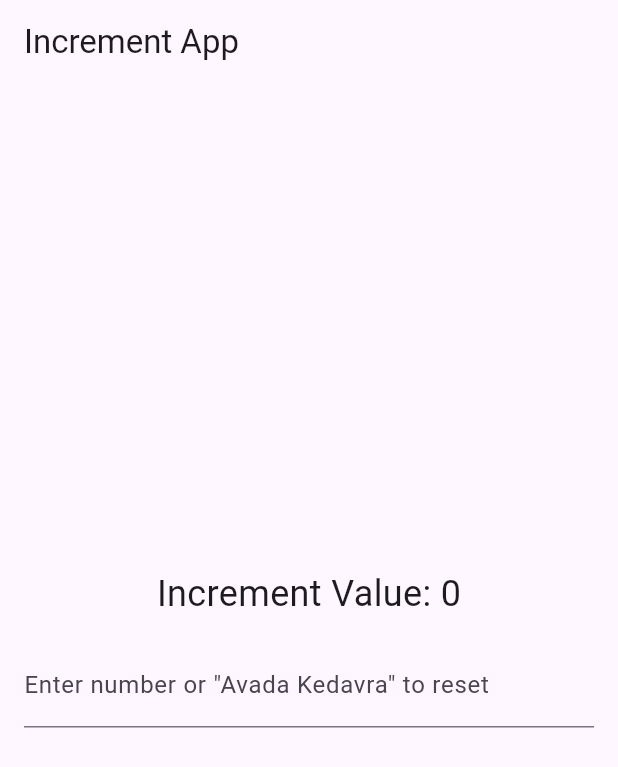
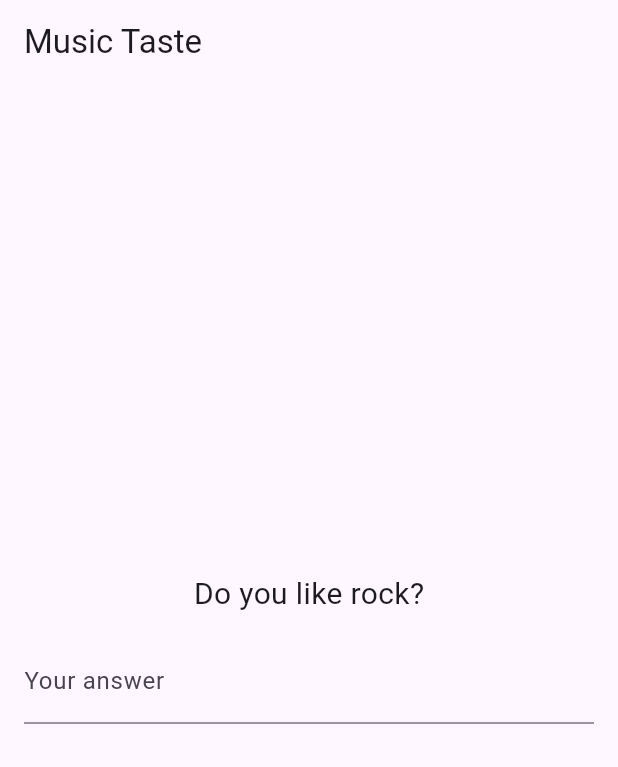
Before and after one commit to RoSteik/lab1mobiles, a Flutter app: the screen it shows after launch, on a phone screen of 412 x 824 dp. Shown: the top 767 px of the screen. Run offline on Flutter 3.47's test engine with Material 3 defaults, Android fonts, the phone set to English and light mode, and no system bars.

Commit message:
second commit

```diff
--- a/lib/main.dart
+++ b/lib/main.dart
@@ -1,7 +1,8 @@
 import 'package:flutter/material.dart';
 
-
-void main() => runApp(const MyApp());
+void main() {
+  runApp(const MyApp());
+}
 
 class MyApp extends StatelessWidget {
   const MyApp({super.key});
@@ -9,61 +10,61 @@ class MyApp extends StatelessWidget {
   @override
   Widget build(BuildContext context) {
     return const MaterialApp(
-      home: IncrementApp(),
+      home: RockQuestionWidget(),
     );
   }
 }
 
-class IncrementApp extends StatefulWidget {
-  const IncrementApp({super.key});
+class RockQuestionWidget extends StatefulWidget {
+  const RockQuestionWidget({super.key});
 
   @override
   // ignore: library_private_types_in_public_api
-  _IncrementAppState createState() => _IncrementAppState();
+  _RockQuestionWidgetState createState() => _RockQuestionWidgetState();
 }
 
-class _IncrementAppState extends State<IncrementApp> {
-  int _incrementValue = 0;
+class _RockQuestionWidgetState extends State<RockQuestionWidget> {
+  String _displayText = 'Do you like rock?';
   final TextEditingController _controller = TextEditingController();
 
-  void _updateIncrement(String value) {
-    if (value == 'Avada Kedavra') {
+  void _updateDisplayText() {
     setState(() {
-        _incrementValue = 0;
+      if (_controller.text.trim().toLowerCase() == 'linkin park') {
+        _displayText = 'Oh you have taste in music!';
+      } else {
+        _displayText = 'Give me normal rock group name';
+      }
     });
-    } else {
-      final int? number = int.tryParse(value);
-      if (number != null) {
-        setState(() {
-          _incrementValue += number;
-        });
-      }
-    }
   }
 
   @override
   Widget build(BuildContext context) {
     return Scaffold(
       appBar: AppBar(
-        title: const Text('Increment App'),
+        title: const Text('Music Taste'),
       ),
-      body: Column(
+      body: Center(
+        child: Column(
           mainAxisAlignment: MainAxisAlignment.center,
           children: <Widget>[
-          Text('Increment Value: $_incrementValue', style: const TextStyle(fontSize: 24)),
+            Text(_displayText, style: const TextStyle(fontSize: 20)),
             Padding(
               padding: const EdgeInsets.all(16),
               child: TextField(
-              key: const Key('inputField'), // Use key in widget constructors
+                key: const Key('responseField'),
                 controller: _controller,
-              decoration: const InputDecoration(
-                labelText: 'Enter number or "Avada Kedavra" to reset',
+                // ignore: prefer_const_constructors
+                decoration: InputDecoration(
+                  labelText: 'Your answer',
                 ),
-              onSubmitted: _updateIncrement,
+                onSubmitted: (value) {
+                  _updateDisplayText();
+                },
               ),
             ),
           ],
         ),
+      ),
     );
   }
 }
```
Lines whose indentation alone changed are shown as unchanged.
